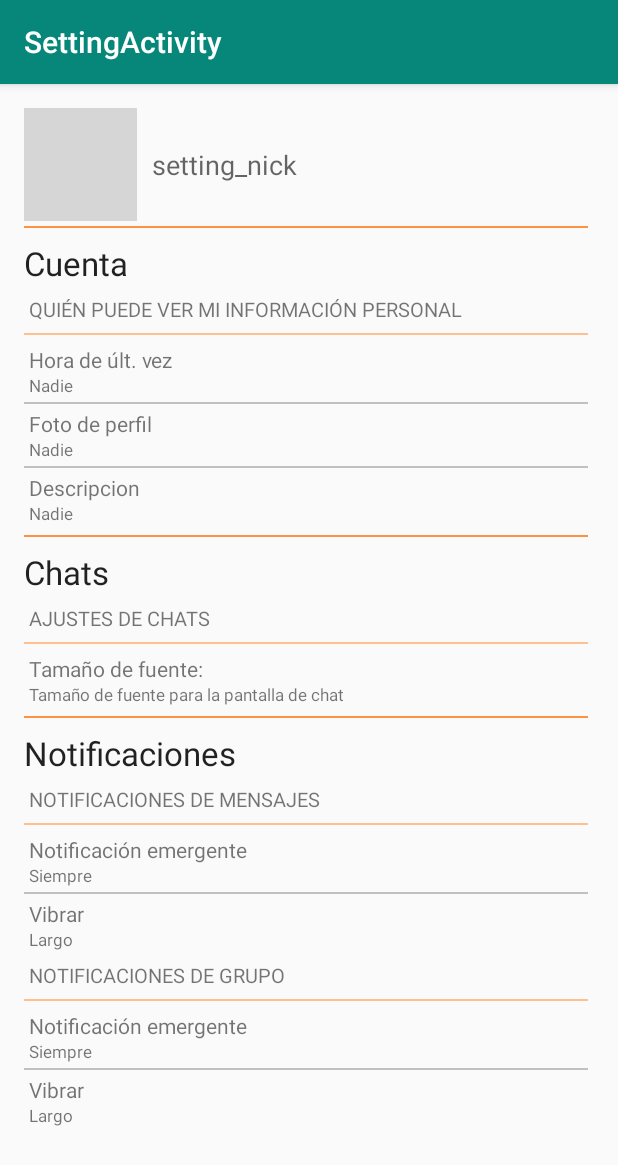
After one commit to MeetMeCJ/gcm, an Android app: the SettingActivity screen opened directly, with no data from a screen before it, on a phone screen of 412 x 824 dp. The commit adds this screen. Shown: the top 1165 px of the screen. Run offline under Robolectric (Android 15) with nearby library versions, the light colour scheme and no system bars; grey boxes are pictures that could not be loaded.

Commit message:
Layout setting

```diff
--- a/app/src/main/java/gcm/play/android/samples/com/gcmquickstart/Manager.java
+++ b/app/src/main/java/gcm/play/android/samples/com/gcmquickstart/Manager.java
@@ -287,6 +287,8 @@ public class Manager {
                             Contact contactServer = new Contact();
                             contactServer.getUsuario(obj.getJSONObject("r"));
 
+                            updateChat(currentContact,contactServer,helper);
+
                             currentContact.setNick(contactServer.getNick());
                             currentContact.setToken(contactServer.getToken());
                             currentContact.setDescription(contactServer.getDescription());
@@ -300,6 +302,7 @@ public class Manager {
                             currentContact.setNacionalidad(contactServer.getNacionalidad());
 
                             dao.update(currentContact);
+
                         }
 
                     } catch (IOException e) {
@@ -318,7 +321,6 @@ public class Manager {
 
                         execute();
     }
-
 
     public static List<Contact> getListContacts(Context contexto) {
         Uri uri = ContactsContract.Contacts.CONTENT_URI;
--- /dev/null
+++ b/app/src/main/java/gcm/play/android/samples/com/gcmquickstart/SettingActivity.java
@@ -0,0 +1,29 @@
+package gcm.play.android.samples.com.gcmquickstart;
+
+import android.os.Bundle;
+import android.support.design.widget.FloatingActionButton;
+import android.support.design.widget.Snackbar;
+import android.support.v7.app.AppCompatActivity;
+import android.support.v7.widget.Toolbar;
+import android.view.View;
+
+public class SettingActivity extends AppCompatActivity {
+
+    @Override
+    protected void onCreate(Bundle savedInstanceState) {
+        super.onCreate(savedInstanceState);
+        setContentView(R.layout.activity_setting);
+        Toolbar toolbar = (Toolbar) findViewById(R.id.toolbar);
+        setSupportActionBar(toolbar);
+
+        FloatingActionButton fab = (FloatingActionButton) findViewById(R.id.fab);
+        fab.setOnClickListener(new View.OnClickListener() {
+            @Override
+            public void onClick(View view) {
+                Snackbar.make(view, "Replace with your own action", Snackbar.LENGTH_LONG)
+                        .setAction("Action", null).show();
+            }
+        });
+    }
+
+}
--- /dev/null
+++ b/app/src/main/res/layout/activity_setting.xml
@@ -0,0 +1,35 @@
+<?xml version="1.0" encoding="utf-8"?>
+<android.support.design.widget.CoordinatorLayout xmlns:android="http://schemas.android.com/apk/res/android"
+    xmlns:app="http://schemas.android.com/apk/res-auto"
+    xmlns:tools="http://schemas.android.com/tools"
+    android:layout_width="match_parent"
+    android:layout_height="match_parent"
+    android:fitsSystemWindows="true"
+    tools:context="gcm.play.android.samples.com.gcmquickstart.SettingActivity">
+
+    <android.support.design.widget.AppBarLayout
+        android:layout_width="match_parent"
+        android:layout_height="wrap_content"
+        android:theme="@style/AppTheme.AppBarOverlay">
+
+        <android.support.v7.widget.Toolbar
+            android:id="@+id/toolbar"
+            android:layout_width="match_parent"
+            android:layout_height="?attr/actionBarSize"
+            android:background="?attr/colorPrimary"
+            app:popupTheme="@style/AppTheme.PopupOverlay" />
+
+    </android.support.design.widget.AppBarLayout>
+
+    <include layout="@layout/content_setting" />
+
+    <android.support.design.widget.FloatingActionButton
+        android:id="@+id/fab"
+        android:layout_width="wrap_content"
+        android:layout_height="wrap_content"
+        android:layout_gravity="bottom|end"
+        android:layout_margin="@dimen/fab_margin"
+        android:src="@android:drawable/ic_dialog_email"
+        android:visibility="gone" />
+
+</android.support.design.widget.CoordinatorLayout>
--- /dev/null
+++ b/app/src/main/res/layout/content_setting.xml
@@ -0,0 +1,385 @@
+<?xml version="1.0" encoding="utf-8"?>
+<LinearLayout xmlns:android="http://schemas.android.com/apk/res/android"
+    xmlns:app="http://schemas.android.com/apk/res-auto"
+    xmlns:tools="http://schemas.android.com/tools"
+    android:layout_width="match_parent"
+    android:layout_height="match_parent"
+    android:orientation="vertical"
+    android:paddingBottom="@dimen/activity_vertical_margin"
+    android:paddingLeft="@dimen/activity_horizontal_margin"
+    android:paddingRight="@dimen/activity_horizontal_margin"
+    android:paddingTop="@dimen/activity_vertical_margin"
+    app:layout_behavior="@string/appbar_scrolling_view_behavior"
+    tools:context="gcm.play.android.samples.com.gcmquickstart.SettingActivity"
+    tools:showIn="@layout/activity_setting">
+
+    <ScrollView
+        android:layout_width="match_parent"
+        android:layout_height="match_parent"
+        android:id="@+id/scrollView">
+
+        <LinearLayout
+            android:layout_width="match_parent"
+            android:layout_height="wrap_content"
+            android:orientation="vertical"
+            android:paddingRight="4dp">
+
+            <LinearLayout
+                android:layout_width="match_parent"
+                android:layout_height="wrap_content"
+                android:orientation="horizontal">
+
+                <ImageView
+                    android:id="@+id/setting_image"
+                    android:layout_width="75dp"
+                    android:layout_height="75dp"
+                    android:background="@drawable/shape_circle_button"
+                    android:padding="8dp"
+                    android:src="@drawable/businessman" />
+
+                <TextView
+                    android:id="@+id/textView"
+                    android:layout_width="wrap_content"
+                    android:layout_height="wrap_content"
+                    android:layout_gravity="center_vertical"
+                    android:layout_margin="10dp"
+                    android:text="setting_nick"
+                    android:textAppearance="?android:attr/textAppearanceMedium" />
+            </LinearLayout>
+
+            <ImageView
+                android:layout_width="match_parent"
+                android:layout_height="1dp"
+                android:layout_gravity="center_vertical"
+                android:layout_marginBottom="3dp"
+                android:layout_marginTop="3dp"
+                android:background="@color/color_accent"
+                android:padding="1dp" />
+
+            <TextView
+                android:id="@+id/textView7"
+                android:layout_width="wrap_content"
+                android:layout_height="wrap_content"
+                android:layout_marginBottom="3dp"
+                android:layout_marginTop="5dp"
+                android:text="@string/str_setting_acount"
+                android:textAppearance="?android:attr/textAppearanceLarge" />
+
+            <TextView
+                android:id="@+id/textView8"
+                android:layout_width="wrap_content"
+                android:layout_height="wrap_content"
+                android:text="@string/str_setting_who_see"
+                android:textAppearance="?android:attr/textAppearanceSmall"
+                android:textSize="13dp"
+                android:layout_margin="3dp" />
+
+            <ImageView
+                android:id="@+id/imageView3"
+                android:layout_width="match_parent"
+                android:layout_height="1dp"
+                android:layout_gravity="center_vertical"
+                android:layout_marginBottom="3dp"
+                android:layout_marginTop="3dp"
+                android:background="@color/color_accent_light_ultra"
+                android:padding="1dp" />
+
+            <LinearLayout
+                android:layout_width="match_parent"
+                android:layout_height="wrap_content"
+                android:layout_margin="3dp"
+                android:orientation="vertical">
+
+                <TextView
+                    android:id="@+id/textView2"
+                    android:layout_width="wrap_content"
+                    android:layout_height="wrap_content"
+                    android:text="@string/str_setting_last_hour"
+                    android:textAppearance="?android:attr/textAppearanceSmall" />
+
+                <TextView
+                    android:id="@+id/setting_option_last_hour"
+                    android:layout_width="wrap_content"
+                    android:layout_height="wrap_content"
+                    android:text="@string/setting_option_last_hour_anyone"
+                    android:textAppearance="?android:attr/textAppearanceSmall"
+                    android:textSize="11dp" />
+            </LinearLayout>
+
+            <ImageView
+                android:id="@+id/imageView11"
+                android:layout_width="match_parent"
+                android:layout_height="1dp"
+                android:background="#c0c0c0" />
+
+            <LinearLayout
+                android:layout_width="match_parent"
+                android:layout_height="wrap_content"
+                android:layout_margin="3dp"
+                android:orientation="vertical">
+
+                <TextView
+                    android:id="@+id/textView3"
+                    android:layout_width="wrap_content"
+                    android:layout_height="wrap_content"
+                    android:text="@string/str_setting_see_photo"
+                    android:textAppearance="?android:attr/textAppearanceSmall" />
+
+                <TextView
+                    android:id="@+id/textView4"
+                    android:layout_width="wrap_content"
+                    android:layout_height="wrap_content"
+                    android:text="@string/setting_option_last_hour_anyone"
+                    android:textAppearance="?android:attr/textAppearanceSmall"
+                    android:textSize="11dp" />
+            </LinearLayout>
+
+            <ImageView
+                android:id="@+id/imageView12"
+                android:layout_width="match_parent"
+                android:layout_height="1dp"
+                android:background="#c0c0c0" />
+
+            <LinearLayout
+                android:layout_width="match_parent"
+                android:layout_height="wrap_content"
+                android:layout_margin="3dp"
+                android:orientation="vertical">
+
+                <TextView
+                    android:id="@+id/textView5"
+                    android:layout_width="wrap_content"
+                    android:layout_height="wrap_content"
+                    android:text="@string/str_setting_see_description"
+                    android:textAppearance="?android:attr/textAppearanceSmall" />
+
+                <TextView
+                    android:id="@+id/textView9"
+                    android:layout_width="wrap_content"
+                    android:layout_height="wrap_content"
+                    android:text="@string/setting_option_last_hour_anyone"
+                    android:textAppearance="?android:attr/textAppearanceSmall"
+                    android:textSize="11dp" />
+            </LinearLayout>
+
+            <ImageView
+                android:id="@+id/imageView"
+                android:layout_width="match_parent"
+                android:layout_height="1dp"
+                android:layout_gravity="center_vertical"
+                android:layout_marginBottom="3dp"
+                android:layout_marginTop="3dp"
+                android:background="@color/color_accent"
+                android:padding="1dp" />
+
+            <TextView
+                android:id="@+id/textView10"
+                android:layout_width="wrap_content"
+                android:layout_height="wrap_content"
+                android:layout_marginBottom="3dp"
+                android:layout_marginTop="5dp"
+                android:text="@string/str_setting_chats"
+                android:textAppearance="?android:attr/textAppearanceLarge" />
+
+            <TextView
+                android:id="@+id/textView11"
+                android:layout_width="wrap_content"
+                android:layout_height="wrap_content"
+                android:text="@string/str_setting_config_chats"
+                android:textAppearance="?android:attr/textAppearanceSmall"
+                android:textSize="13dp"
+                android:layout_margin="3dp" />
+
+            <ImageView
+                android:id="@+id/imageView4"
+                android:layout_width="match_parent"
+                android:layout_height="1dp"
+                android:layout_gravity="center_vertical"
+                android:layout_marginBottom="3dp"
+                android:layout_marginTop="3dp"
+                android:background="@color/color_accent_light_ultra"
+                android:padding="1dp" />
+
+            <LinearLayout
+                android:layout_width="match_parent"
+                android:layout_height="wrap_content"
+                android:layout_margin="3dp"
+                android:orientation="vertical">
+
+                <TextView
+                    android:id="@+id/textView12"
+                    android:layout_width="wrap_content"
+                    android:layout_height="wrap_content"
+                    android:text="@string/str_setting_font_size"
+                    android:textAppearance="?android:attr/textAppearanceSmall" />
+
+                <TextView
+                    android:id="@+id/textView13"
+                    android:layout_width="wrap_content"
+                    android:layout_height="wrap_content"
+                    android:text="@string/str_setting_font_size_info"
+                    android:textAppearance="?android:attr/textAppearanceSmall"
+                    android:textSize="11dp" />
+            </LinearLayout>
+
+            <ImageView
+                android:id="@+id/imageView8"
+                android:layout_width="match_parent"
+                android:layout_height="1dp"
+                android:layout_gravity="center_vertical"
+                android:layout_marginBottom="3dp"
+                android:layout_marginTop="3dp"
+                android:background="@color/color_accent"
+                android:padding="1dp" />
+
+            <TextView
+                android:id="@+id/textView6"
+                android:layout_width="wrap_content"
+                android:layout_height="wrap_content"
+                android:layout_marginBottom="3dp"
+                android:layout_marginTop="5dp"
+                android:text="@string/str_setting_notifications"
+                android:textAppearance="?android:attr/textAppearanceLarge" />
+
+            <TextView
+                android:id="@+id/textView14"
+                android:layout_width="wrap_content"
+                android:layout_height="wrap_content"
+                android:text="@string/str_setting_notification"
+                android:textAppearance="?android:attr/textAppearanceSmall"
+                android:textSize="13dp"
+                android:layout_margin="3dp" />
+
+            <ImageView
+                android:id="@+id/imageView9"
+                android:layout_width="match_parent"
+                android:layout_height="1dp"
+                android:layout_gravity="center_vertical"
+                android:layout_marginBottom="3dp"
+                android:layout_marginTop="3dp"
+                android:background="@color/color_accent_light_ultra"
+                android:padding="1dp" />
+
+            <LinearLayout
+                android:layout_width="match_parent"
+                android:layout_height="wrap_content"
+                android:layout_margin="3dp"
+                android:orientation="vertical">
+
+                <TextView
+                    android:id="@+id/textView17"
+                    android:layout_width="wrap_content"
+                    android:layout_height="wrap_content"
+                    android:text="@string/str_setting_emergent_notification"
+                    android:textAppearance="?android:attr/textAppearanceSmall" />
+
+                <TextView
+                    android:id="@+id/textView18"
+                    android:layout_width="wrap_content"
+                    android:layout_height="wrap_content"
+                    android:text="@string/str_setting_emergent_notification_always"
+                    android:textAppearance="?android:attr/textAppearanceSmall"
+                    android:textSize="11dp" />
+            </LinearLayout>
+
+            <ImageView
+                android:id="@+id/imageView13"
+                android:layout_width="match_parent"
+                android:layout_height="1dp"
+                android:background="#c0c0c0" />
+
+            <LinearLayout
+                android:layout_width="match_parent"
+                android:layout_height="wrap_content"
+                android:layout_margin="3dp"
+                android:orientation="vertical">
+
+                <TextView
+                    android:id="@+id/textView15"
+                    android:layout_width="wrap_content"
+                    android:layout_height="wrap_content"
+                    android:text="@string/str_setting_vibration"
+                    android:textAppearance="?android:attr/textAppearanceSmall" />
+
+                <TextView
+                    android:id="@+id/textView16"
+                    android:layout_width="wrap_content"
+                    android:layout_height="wrap_content"
+                    android:text="@string/str_setting_vibration_option_long"
+                    android:textAppearance="?android:attr/textAppearanceSmall"
+                    android:textSize="11dp" />
+
+            </LinearLayout>
+
+            <TextView
+                android:id="@+id/textView23"
+                android:layout_width="wrap_content"
+                android:layout_height="wrap_content"
+                android:text="@string/str_setting_notification_group"
+                android:textAppearance="?android:attr/textAppearanceSmall"
+                android:textSize="13dp"
+                android:layout_margin="3dp" />
+
+            <ImageView
+                android:id="@+id/imageView10"
+                android:layout_width="match_parent"
+                android:layout_height="1dp"
+                android:layout_gravity="center_vertical"
+                android:layout_marginBottom="3dp"
+                android:layout_marginTop="3dp"
+                android:background="@color/color_accent_light_ultra"
+                android:padding="1dp" />
+
+            <LinearLayout
+                android:layout_width="match_parent"
+                android:layout_height="wrap_content"
+                android:layout_margin="3dp"
+                android:orientation="vertical">
+
+                <TextView
+                    android:id="@+id/textView22"
+                    android:layout_width="wrap_content"
+                    android:layout_height="wrap_content"
+                    android:text="@string/str_setting_emergent_notification"
+                    android:textAppearance="?android:attr/textAppearanceSmall" />
+
+                <TextView
+                    android:id="@+id/textView21"
+                    android:layout_width="wrap_content"
+                    android:layout_height="wrap_content"
+                    android:text="@string/str_setting_emergent_notification_always"
+                    android:textAppearance="?android:attr/textAppearanceSmall"
+                    android:textSize="11dp" />
+            </LinearLayout>
+
+            <ImageView
+                android:id="@+id/imageView14"
+                android:layout_width="match_parent"
+                android:layout_height="1dp"
+                android:background="#c0c0c0" />
+
+            <LinearLayout
+                android:layout_width="match_parent"
+                android:layout_height="wrap_content"
+                android:layout_margin="3dp"
+                android:orientation="vertical">
+
+                <TextView
+                    android:id="@+id/textView20"
+                    android:layout_width="wrap_content"
+                    android:layout_height="wrap_content"
+                    android:text="@string/str_setting_vibration"
+                    android:textAppearance="?android:attr/textAppearanceSmall" />
+
+                <TextView
+                    android:id="@+id/textView19"
+                    android:layout_width="wrap_content"
+                    android:layout_height="wrap_content"
+                    android:text="@string/str_setting_vibration_option_long"
+                    android:textAppearance="?android:attr/textAppearanceSmall"
+                    android:textSize="11dp" />
+
+            </LinearLayout>
+        </LinearLayout>
+    </ScrollView>
+</LinearLayout>
--- a/app/src/main/res/values/strings.xml
+++ b/app/src/main/res/values/strings.xml
@@ -54,4 +54,27 @@
     <string name="str_put_phone">Introduzca su número de telefono.</string>
     <string name="title_activity_conversation">ConversationActivity</string>
     <string name="title_activity_profile_user">ProfileUserActivity</string>
+    <string name="title_activity_setting">SettingActivity</string>
+    <string name="str_setting_acount">Cuenta</string>
+    <string name="str_setting_who_see">QUIÉN PUEDE VER MI INFORMACIÓN PERSONAL</string>
+    <string name="str_setting_last_hour">Hora de últ. vez</string>
+    <string name="setting_option_last_hour_all">Todos</string>
+    <string name="setting_option_last_hour_friend">Mis contactos</string>
+    <string name="setting_option_last_hour_anyone">Nadie</string>
+    <string name="str_setting_see_photo">Foto de perfil</string>
+    <string name="str_setting_see_description">Descripcion</string>
+    <string name="str_setting_chats">Chats</string>
+    <string name="str_setting_config_chats">AJUSTES DE CHATS</string>
+    <string name="str_setting_font_size">Tamaño de fuente:</string>
+    <string name="str_setting_font_size_info">Tamaño de fuente para la pantalla de chat</string>
+    <string name="str_setting_notifications">Notificaciones</string>
+    <string name="str_setting_notification">NOTIFICACIONES DE MENSAJES</string>
+    <string name="str_setting_vibration">Vibrar</string>
+    <string name="str_setting_vibration_option_default" >Predeterminado</string>
+    <string name="str_setting_vibration_option_short">Corto</string>
+    <string name="str_setting_vibration_option_long">Largo</string>
+    <string name="str_setting_emergent_notification">Notificación emergente</string>
+    <string name="str_setting_emergent_notification_never">Nunca</string>
+    <string name="str_setting_emergent_notification_always">Siempre</string>
+    <string name="str_setting_notification_group">NOTIFICACIONES DE GRUPO</string>
 </resources>
```
Also changed, not shown: app/src/main/AndroidManifest.xml (+5 -3 lines).
